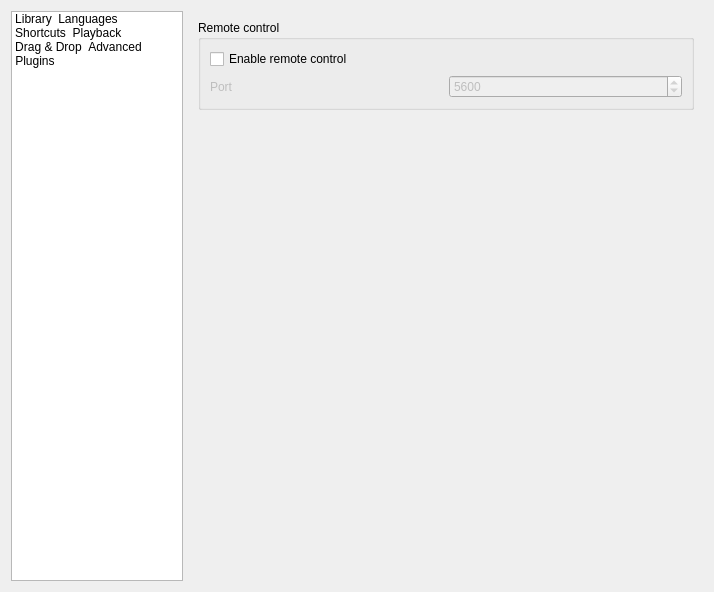
This is src/player/customizeoptionsdialog.ui in MBach/Miam-Player as Qt 5 draws it before an edit. The edited form follows.
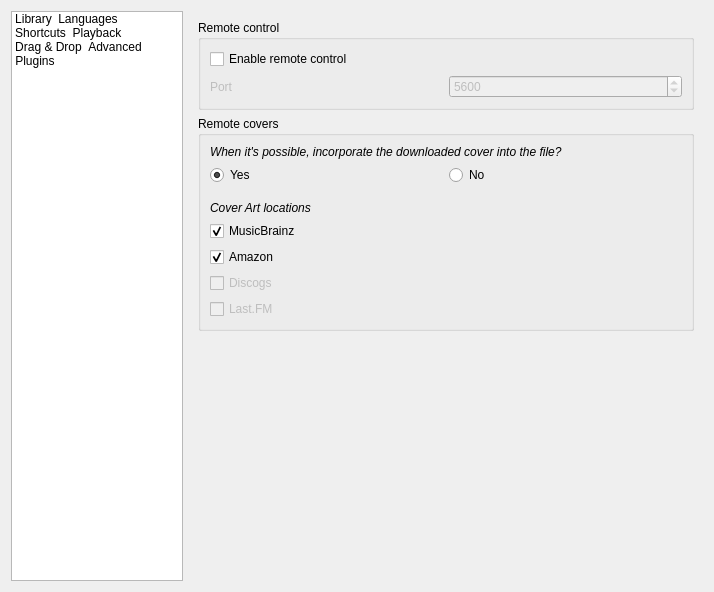
This is the edited form. The open tabs and pages were chosen to show the change. Icons and pictures are not drawn. Custom widgets are drawn as their Qt base class.

Commit message: Merge cover-fetcher in main project

```diff
--- a/src/player/customizeoptionsdialog.ui
+++ b/src/player/customizeoptionsdialog.ui
@@ -4433,6 +4433,149 @@
          </layout>
         </widget>
        </item>
+       <item>
+        <widget class="QGroupBox" name="groupBox_2">
+         <property name="title">
+          <string>Remote covers</string>
+         </property>
+         <layout class="QVBoxLayout" name="verticalLayout_15">
+          <item>
+           <widget class="QLabel" name="label_4">
+            <property name="font">
+             <font>
+              <italic>true</italic>
+             </font>
+            </property>
+            <property name="text">
+             <string>When it's possible, incorporate the downloaded cover into the file?</string>
+            </property>
+           </widget>
+          </item>
+          <item>
+           <layout class="QHBoxLayout" name="horizontalLayout_10">
+            <property name="bottomMargin">
+             <number>10</number>
+            </property>
+            <item>
+             <widget class="QRadioButton" name="radioButtonIntegrateCover">
+              <property name="text">
+               <string>Yes</string>
+              </property>
+              <property name="checked">
+               <bool>true</bool>
+              </property>
+              <attribute name="buttonGroup">
+               <string notr="true">buttonGroup_6</string>
+              </attribute>
+             </widget>
+            </item>
+            <item>
+             <widget class="QRadioButton" name="radioButtonDontIntegrate">
+              <property name="text">
+               <string>No</string>
+              </property>
+              <attribute name="buttonGroup">
+               <string notr="true">buttonGroup_6</string>
+              </attribute>
+             </widget>
+            </item>
+           </layout>
+          </item>
+          <item>
+           <widget class="QLabel" name="label_5">
+            <property name="font">
+             <font>
+              <italic>true</italic>
+             </font>
+            </property>
+            <property name="text">
+             <string>Cover Art locations</string>
+            </property>
+           </widget>
+          </item>
+          <item>
+           <widget class="QCheckBox" name="musicbrainzCheckBox">
+            <property name="text">
+             <string>MusicBrainz</string>
+            </property>
+            <property name="icon">
+             <iconset resource="player.qrc">
+              <normaloff>:/cover-fetcher-providers/musicbrainz</normaloff>:/cover-fetcher-providers/musicbrainz</iconset>
+            </property>
+            <property name="iconSize">
+             <size>
+              <width>46</width>
+              <height>32</height>
+             </size>
+            </property>
+            <property name="checked">
+             <bool>true</bool>
+            </property>
+           </widget>
+          </item>
+          <item>
+           <widget class="QCheckBox" name="amazonCheckBox">
+            <property name="text">
+             <string>Amazon</string>
+            </property>
+            <property name="icon">
+             <iconset resource="player.qrc">
+              <normaloff>:/cover-fetcher-providers/amazon</normaloff>:/cover-fetcher-providers/amazon</iconset>
+            </property>
+            <property name="iconSize">
+             <size>
+              <width>87</width>
+              <height>32</height>
+             </size>
+            </property>
+            <property name="checked">
+             <bool>true</bool>
+            </property>
+           </widget>
+          </item>
+          <item>
+           <widget class="QCheckBox" name="discogsCheckBox">
+            <property name="enabled">
+             <bool>false</bool>
+            </property>
+            <property name="text">
+             <string>Discogs</string>
+            </property>
+            <property name="icon">
+             <iconset resource="player.qrc">
+              <normaloff>:/cover-fetcher-providers/discogs</normaloff>:/cover-fetcher-providers/discogs</iconset>
+            </property>
+            <property name="iconSize">
+             <size>
+              <width>89</width>
+              <height>32</height>
+             </size>
+            </property>
+           </widget>
+          </item>
+          <item>
+           <widget class="QCheckBox" name="lastfmCheckBox">
+            <property name="enabled">
+             <bool>false</bool>
+            </property>
+            <property name="text">
+             <string>Last.FM</string>
+            </property>
+            <property name="icon">
+             <iconset resource="player.qrc">
+              <normaloff>:/cover-fetcher-providers/lastfm</normaloff>:/cover-fetcher-providers/lastfm</iconset>
+            </property>
+            <property name="iconSize">
+             <size>
+              <width>101</width>
+              <height>32</height>
+             </size>
+            </property>
+           </widget>
+          </item>
+         </layout>
+        </widget>
+       </item>
        <item>
         <spacer name="verticalSpacer_3">
          <property name="orientation">
```
Left out of the diff: 19 changed lines with no effect on the pictures. The commit also changes 67 other files.
